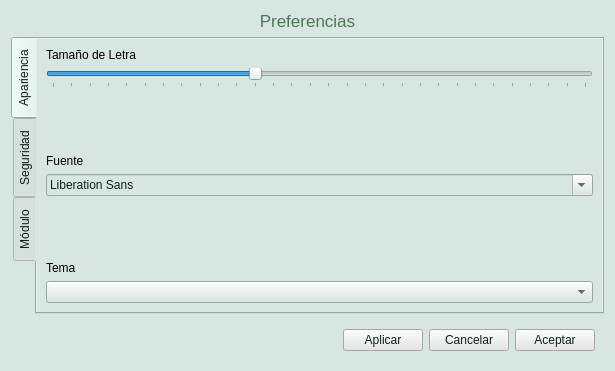
luisza/dfva_client, file client_fva/ui/ui_elements/settings.ui: the form before one commit.
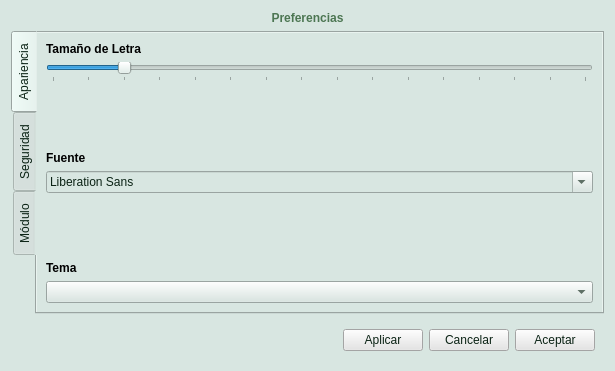
The form after the commit.

Commit message: Start working in preferences menu item (font family, font size and theme).  Clean all font configuration in widgets so font preferences are applied everywhere as required.  Other minor changes.

```diff
--- a/client_fva/ui/ui_elements/settings.ui
+++ b/client_fva/ui/ui_elements/settings.ui
@@ -21,7 +21,7 @@
    <item>
     <widget class="QLabel" name="titleLabel">
      <property name="styleSheet">
-      <string notr="true">font: 13pt;</string>
+      <string notr="true">font: bold;</string>
      </property>
      <property name="text">
       <string>Preferencias</string>
@@ -75,7 +75,7 @@
        <item row="0" column="0">
         <widget class="QLabel" name="label">
          <property name="styleSheet">
-          <string notr="true">font: 75 11pt &quot;Noto Sans&quot;;
+          <string notr="true">font: bold;
 color: rgb(0, 0, 0);</string>
          </property>
          <property name="text">
@@ -86,10 +86,10 @@
        <item row="1" column="0">
         <widget class="QSlider" name="fontSize">
          <property name="minimum">
-          <number>1</number>
+          <number>10</number>
          </property>
          <property name="maximum">
-          <number>30</number>
+          <number>25</number>
          </property>
          <property name="singleStep">
           <number>1</number>
@@ -136,7 +136,7 @@
        <item row="3" column="0">
         <widget class="QLabel" name="label_3">
          <property name="styleSheet">
-          <string notr="true">font: 75 11pt &quot;Noto Sans&quot;;
+          <string notr="true">font: bold;
 color: rgb(0, 0, 0);</string>
          </property>
          <property name="text">
@@ -163,7 +163,7 @@
        <item row="6" column="0">
         <widget class="QLabel" name="label_2">
          <property name="styleSheet">
-          <string notr="true">font: 75 11pt &quot;Noto Sans&quot;;
+          <string notr="true">font: bold;
 color: rgb(0, 0, 0);</string>
          </property>
          <property name="text">
```
Left out of the diff: 26 changed lines with no effect on the pictures. The commit also changes 26 other files.
